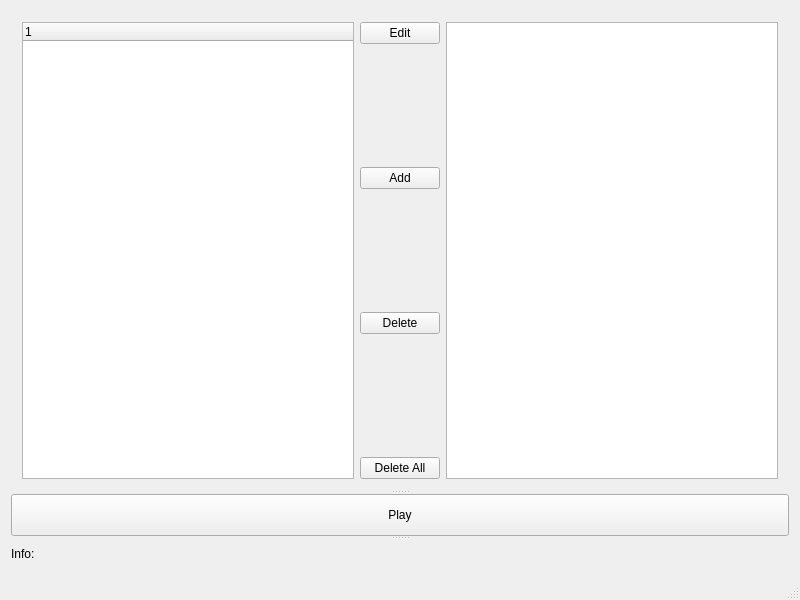
Above: keymainwindow.ui from FyodorovAleksej/KeyPlayer before the change. Below: the same form after it.
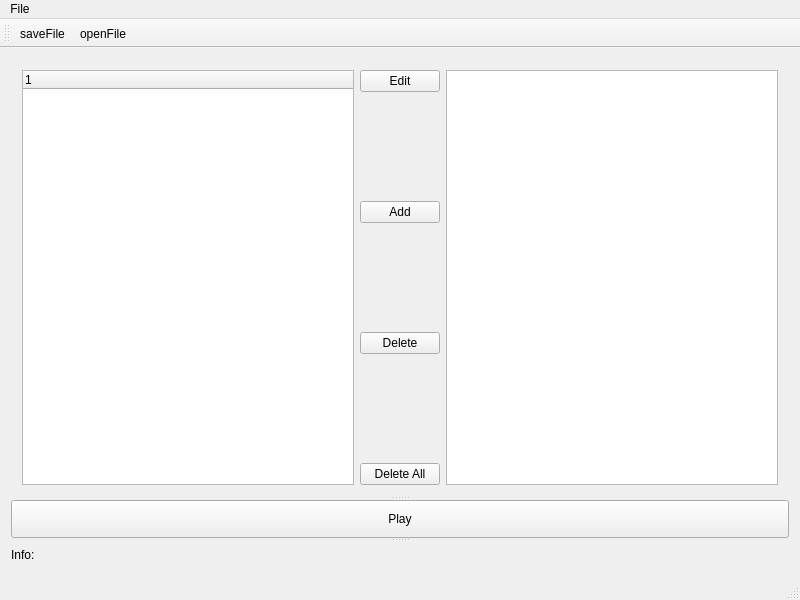
That is the form after the change.

```diff
--- a/keymainwindow.ui
+++ b/keymainwindow.ui
@@ -130,8 +130,55 @@
      <height>20</height>
     </rect>
    </property>
+   <widget class="QMenu" name="menuFile">
+    <property name="title">
+     <string>File</string>
+    </property>
+    <addaction name="actionSaveFileMenu"/>
+    <addaction name="actionOpenFileMenu"/>
+   </widget>
+   <addaction name="menuFile"/>
   </widget>
   <widget class="QStatusBar" name="statusbar"/>
+  <widget class="QToolBar" name="toolBar">
+   <property name="windowTitle">
+    <string>toolBar</string>
+   </property>
+   <attribute name="toolBarArea">
+    <enum>TopToolBarArea</enum>
+   </attribute>
+   <attribute name="toolBarBreak">
+    <bool>false</bool>
+   </attribute>
+   <addaction name="actionSaveFile"/>
+   <addaction name="actionOpenFile"/>
+  </widget>
+  <action name="actionSaveFile">
+   <property name="text">
+    <string>saveFile</string>
+   </property>
+   <property name="toolTip">
+    <string>Saving current keys list as a file on disk</string>
+   </property>
+  </action>
+  <action name="actionOpenFile">
+   <property name="text">
+    <string>openFile</string>
+   </property>
+   <property name="toolTip">
+    <string>Opening saved key list from disk</string>
+   </property>
+  </action>
+  <action name="actionSaveFileMenu">
+   <property name="text">
+    <string>Save</string>
+   </property>
+  </action>
+  <action name="actionOpenFileMenu">
+   <property name="text">
+    <string>Open</string>
+   </property>
+  </action>
  </widget>
  <layoutdefault spacing="6" margin="11"/>
  <resources/>
```
